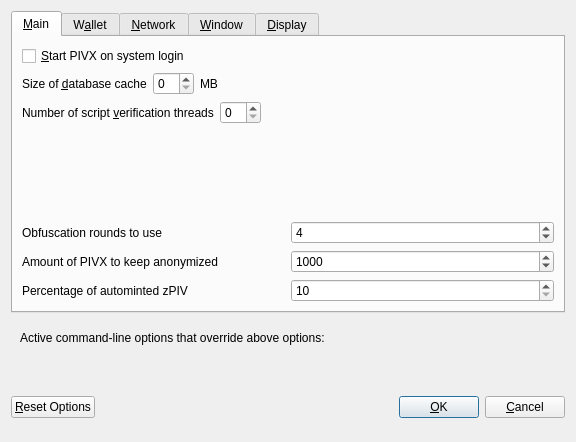
Above: src/qt/forms/optionsdialog.ui from eons-finance/ALQO before the change. Below: the same form after it.
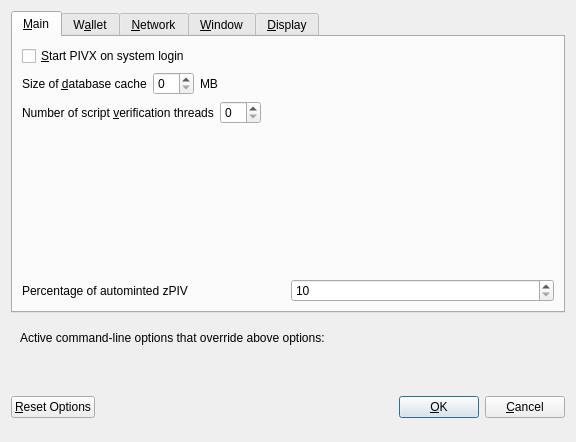
That is the form after the change. Custom widgets are drawn as their Qt base class.

Commit message: Obfuscation removed from UI

Patch:
```diff
--- a/src/qt/forms/optionsdialog.ui
+++ b/src/qt/forms/optionsdialog.ui
@@ -130,75 +130,6 @@
          </property>
         </spacer>
        </item>
-       <item>
-        <layout class="QHBoxLayout" name="horizontalLayout_4_Main">
-         <item>
-          <widget class="QLabel" name="label">
-           <property name="toolTip">
-            <string>This setting determines the amount of individual masternodes that an input will be anonymized through.&lt;br/&gt;More rounds of anonymization gives a higher degree of privacy, but also costs more in fees.</string>
-           </property>
-           <property name="text">
-            <string>Obfuscation rounds to use</string>
-           </property>
-          </widget>
-         </item>
-         <item>
-          <widget class="QSpinBox" name="obfuscationRounds">
-           <property name="minimum">
-            <number>2</number>
-           </property>
-           <property name="maximum">
-            <number>8</number>
-           </property>
-           <property name="value">
-            <number>4</number>
-           </property>
-          </widget>
-         </item>
-        </layout>
-       </item>
-       <item>
-        <layout class="QHBoxLayout" name="horizontalLayout">
-         <item>
-          <widget class="QLabel" name="label_2">
-           <property name="toolTip">
-            <string>This amount acts as a threshold to turn off Obfuscation once it's reached.</string>
-           </property>
-           <property name="statusTip">
-            <string notr="true"/>
-           </property>
-           <property name="whatsThis">
-            <string notr="true"/>
-           </property>
-           <property name="accessibleName">
-            <string notr="true"/>
-           </property>
-           <property name="accessibleDescription">
-            <string notr="true"/>
-           </property>
-           <property name="text">
-            <string>Amount of PIVX to keep anonymized</string>
-           </property>
-          </widget>
-         </item>
-         <item>
-          <widget class="QSpinBox" name="anonymizePivx">
-           <property name="minimum">
-            <number>100</number>
-           </property>
-           <property name="maximum">
-            <number>100000</number>
-           </property>
-           <property name="singleStep">
-            <number>100</number>
-           </property>
-           <property name="value">
-            <number>1000</number>
-           </property>
-          </widget>
-         </item>
-        </layout>
-       </item>
        <item>
         <layout class="QHBoxLayout" name="horizontalLayout_3">
          <item>
```
The commit also changes 17 other files.
